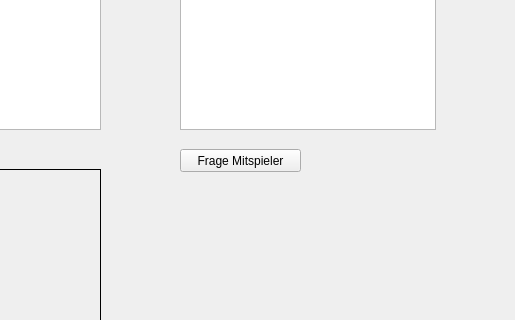
Before: the Qt Designer form Cluedo/UI/CluedoUI.ui in haegar80/Cluedo, drawn with Qt 5; both pictures show x 790 to 1305 and y 81 to 401 of the 1305 by 828 pixel window.
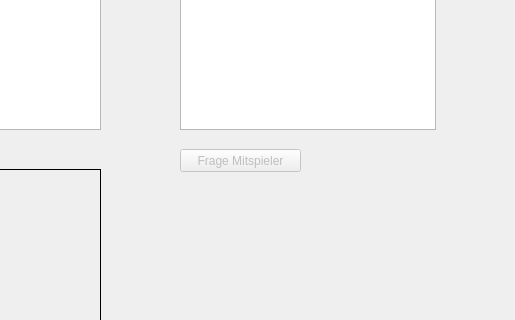
After: the same form once the commit is applied.

What changed in the file:
```diff
--- a/Cluedo/UI/CluedoUI.ui
+++ b/Cluedo/UI/CluedoUI.ui
@@ -183,6 +183,9 @@
     </property>
    </widget>
    <widget class="QPushButton" name="buttonAskPlayers">
+    <property name="enabled">
+     <bool>false</bool>
+    </property>
     <property name="geometry">
      <rect>
       <x>970</x>
```
